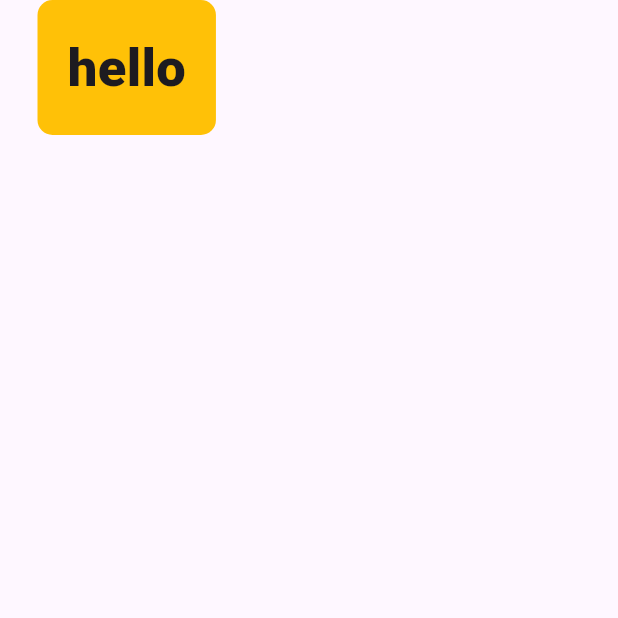
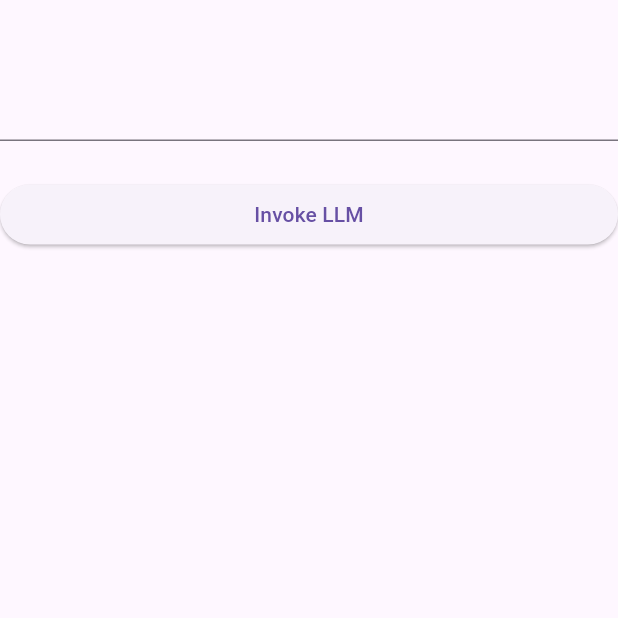
Before and after one commit to jeremykamber/winfo_ai_journaling_app, a Flutter app: the screen it shows after launch, on a phone screen of 412 x 824 dp, the top half of it. Run offline on Flutter 3.47's test engine with Material 3 defaults, Android fonts, the phone set to English and light mode, and no system bars; our stand-ins replace stacked, stacked_services, stacked_shared; missing offline and left inert: langchain, langchain_ollama.

Commit message:
feat: implement LangchainTesting widget and integrate it into JournalingView––testing out AI chatting and responses

```diff
--- a/lib/ui/views/journaling/journaling_view.dart
+++ b/lib/ui/views/journaling/journaling_view.dart
@@ -1,5 +1,6 @@
 import 'package:flutter/material.dart';
 import 'package:stacked/stacked.dart';
+import 'package:winfo_ai_journaling_app/ui/widgets/common/langchain_testing/langchain_testing.dart';
 
 import 'journaling_viewmodel.dart';
 
@@ -12,25 +13,31 @@ class JournalingView extends StackedView<JournalingViewModel> {
     JournalingViewModel viewModel,
     Widget? child,
   ) {
-    return Scaffold(
-      backgroundColor: Theme.of(context).colorScheme.background,
-      body: SafeArea(
-        child: Container(
-          padding: const EdgeInsets.only(left: 25.0, right: 25.0),
-          child: Container(
-            padding: EdgeInsets.all(20),
-            decoration: BoxDecoration(
-              color: Colors.amber,
-              borderRadius: BorderRadius.circular(10)
-            ),
-            child: Text('hello', style: TextStyle(
-              fontSize: 35,
-              fontWeight: FontWeight.w900,
-            ),),
-          ),
-            ),
-          ),
-    );
+    return LangchainTesting();
+    // return Scaffold(
+    //   backgroundColor: Theme.of(context).colorScheme.background,
+    //   body: SafeArea(
+    //     child: Container(
+    //       padding: const EdgeInsets.only(left: 25.0, right: 25.0),
+    //       child: Column(
+    //         children: [
+    //           Container(
+    //             padding: EdgeInsets.all(20),
+    //             decoration: BoxDecoration(
+    //                 color: Colors.amber, borderRadius: BorderRadius.circular(10)),
+    //             child: Text(
+    //               'hello',
+    //               style: TextStyle(
+    //                 fontSize: 35,
+    //                 fontWeight: FontWeight.w900,
+    //               ),
+    //             ),
+    //           ),
+    //         ],
+    //       ),
+    //     ),
+    //   ),
+    // );
   }
 
   @override
--- /dev/null
+++ b/lib/ui/widgets/common/langchain_testing/langchain_testing.dart
@@ -0,0 +1,46 @@
+import 'package:flutter/material.dart';
+import 'package:stacked/stacked.dart';
+import 'package:winfo_ai_journaling_app/ui/common/ui_helpers.dart';
+
+import 'langchain_testing_model.dart';
+
+class LangchainTesting extends StackedView<LangchainTestingModel> {
+  const LangchainTesting({super.key});
+
+  @override
+  Widget builder(
+    BuildContext context,
+    LangchainTestingModel viewModel,
+    Widget? child,
+  ) {
+    return Scaffold(
+      body: SafeArea(
+        child: Center(
+          child: ListView(
+            children: [
+              Text(viewModel.llmResponse),
+              verticalSpaceMedium,
+              TextField(
+                controller: viewModel.inputController,
+              ),
+              verticalSpaceMedium,
+              ElevatedButton(
+                onPressed: () {
+                  debugPrint(viewModel.inputController.text);
+                  viewModel.invokeLLM(viewModel.inputController.text);
+                },
+                child: Text('Invoke LLM'),
+              ),
+            ],
+          ),
+        ),
+      ),
+    );
+  }
+
+  @override
+  LangchainTestingModel viewModelBuilder(
+    BuildContext context,
+  ) =>
+      LangchainTestingModel();
+}
--- /dev/null
+++ b/lib/ui/widgets/common/langchain_testing/langchain_testing_model.dart
@@ -0,0 +1,26 @@
+import 'package:flutter/material.dart';
+import 'package:stacked/stacked.dart';
+import 'package:langchain/langchain.dart';
+import 'package:langchain_ollama/langchain_ollama.dart';
+
+class LangchainTestingModel extends BaseViewModel {
+  TextEditingController inputController = TextEditingController();
+  ChatOllama llm = ChatOllama();
+  String llmResponse = '';
+
+  void invokeLLM(String input) async {
+    llmResponse = '';
+    PromptValue prompt = PromptValue.string(input);
+    setBusy(true);
+    final stream =
+        llm.stream(PromptValue.string(input));
+    final chunks = <ChatResult>[];
+    await for (final chunk in stream) {
+      chunks.add(chunk);
+      llmResponse += chunk.outputAsString;
+      rebuildUi();
+    }
+    setBusy(false);
+    rebuildUi();
+  }
+}
```
Also changed, not shown: 1 other file.
